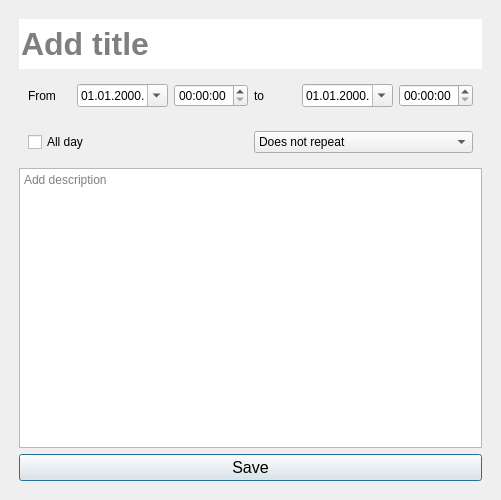
This is tudu/forms/addtaskform.ui in SaraKapetinic/VerificationTuduProject as Qt 5 draws it before an edit. The edited form follows.
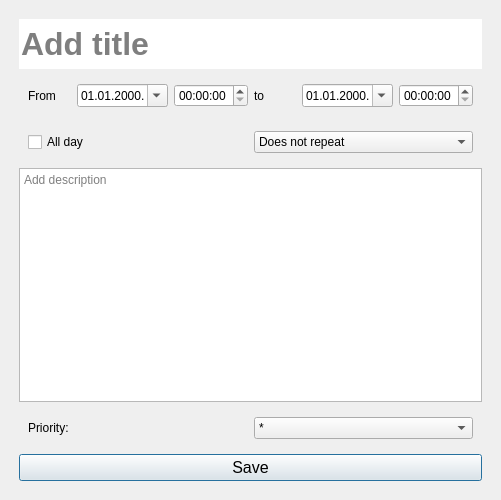
This is the edited form.

Patch:
```diff
--- a/tudu/forms/addtaskform.ui
+++ b/tudu/forms/addtaskform.ui
@@ -107,14 +107,9 @@
         </widget>
        </item>
        <item row="7" column="0">
-        <widget class="QPushButton" name="pbSaveTask">
-         <property name="font">
-          <font>
-           <pointsize>12</pointsize>
-          </font>
-         </property>
-         <property name="text">
-          <string>Save</string>
+        <widget class="QPlainTextEdit" name="taskDesc">
+         <property name="placeholderText">
+          <string>Add description</string>
          </property>
         </widget>
        </item>
@@ -144,13 +139,6 @@
          </property>
         </widget>
        </item>
-       <item row="6" column="0">
-        <widget class="QPlainTextEdit" name="taskDesc">
-         <property name="placeholderText">
-          <string>Add description</string>
-         </property>
-        </widget>
-       </item>
        <item row="5" column="0">
         <widget class="QFrame" name="frame">
          <property name="frameShape">
@@ -199,6 +187,72 @@
          </layout>
         </widget>
        </item>
+       <item row="9" column="0">
+        <widget class="QPushButton" name="pbSaveTask">
+         <property name="font">
+          <font>
+           <pointsize>12</pointsize>
+          </font>
+         </property>
+         <property name="text">
+          <string>Save</string>
+         </property>
+        </widget>
+       </item>
+       <item row="8" column="0">
+        <widget class="QFrame" name="frame_3">
+         <property name="sizePolicy">
+          <sizepolicy hsizetype="Preferred" vsizetype="Preferred">
+           <horstretch>0</horstretch>
+           <verstretch>0</verstretch>
+          </sizepolicy>
+         </property>
+         <property name="frameShape">
+          <enum>QFrame::NoFrame</enum>
+         </property>
+         <property name="frameShadow">
+          <enum>QFrame::Raised</enum>
+         </property>
+         <layout class="QHBoxLayout" name="horizontalLayout_3">
+          <item>
+           <widget class="QLabel" name="label_2">
+            <property name="text">
+             <string>Priority: </string>
+            </property>
+           </widget>
+          </item>
+          <item>
+           <widget class="QComboBox" name="comboBox_2">
+            <item>
+             <property name="text">
+              <string>*</string>
+             </property>
+            </item>
+            <item>
+             <property name="text">
+              <string>**</string>
+             </property>
+            </item>
+            <item>
+             <property name="text">
+              <string>***</string>
+             </property>
+            </item>
+            <item>
+             <property name="text">
+              <string>****</string>
+             </property>
+            </item>
+            <item>
+             <property name="text">
+              <string>*****</string>
+             </property>
+            </item>
+           </widget>
+          </item>
+         </layout>
+        </widget>
+       </item>
       </layout>
      </widget>
     </widget>
```
